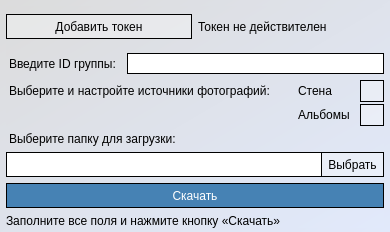
Qt form ui/main_window.ui (khaustova/vk-photos-parser) before a commit.
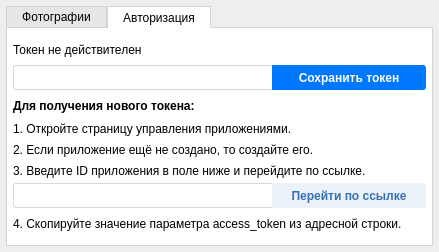
The same form after that commit. Icons and pictures are not drawn.

The edit to the form file:
```diff
--- a/ui/main_window.ui
+++ b/ui/main_window.ui
@@ -6,32 +6,81 @@
    <rect>
     <x>0</x>
     <y>0</y>
-    <width>390</width>
-    <height>232</height>
+    <width>439</width>
+    <height>252</height>
    </rect>
   </property>
   <property name="minimumSize">
    <size>
-    <width>390</width>
-    <height>232</height>
+    <width>0</width>
+    <height>0</height>
    </size>
   </property>
   <property name="maximumSize">
    <size>
-    <width>390</width>
-    <height>236</height>
+    <width>3900</width>
+    <height>2410</height>
    </size>
   </property>
   <property name="windowTitle">
    <string>MainWindow</string>
   </property>
   <property name="styleSheet">
-   <string notr="true">background-color: qlineargradient(spread:pad, x1:1, y1:1, x2:0, y2:0, stop:0 rgba(225, 233, 251, 255), stop:1 rgba(220, 220, 220, 255));</string>
+   <string notr="true">background-color: #edeef0;
+font-family: Arial;
+font-size: 12px;</string>
   </property>
   <widget class="QWidget" name="centralwidget">
+   <layout class="QVBoxLayout" name="verticalLayout_9">
+    <property name="spacing">
+     <number>0</number>
+    </property>
+    <property name="leftMargin">
+     <number>6</number>
+    </property>
+    <property name="topMargin">
+     <number>6</number>
+    </property>
+    <property name="rightMargin">
+     <number>6</number>
+    </property>
+    <property name="bottomMargin">
+     <number>6</number>
+    </property>
+    <item>
+     <widget class="QTabWidget" name="params_tabWidget">
+      <property name="styleSheet">
+       <string notr="true">QTabWidget::pane {
+  border: 1px solid lightgray;
+  top:-1px; 
+  background: rgb(245, 245, 245); 
+} 
+
+QTabBar::tab {
+  background: rgb(230, 230, 230); 
+  border: 1px solid lightgray; 
+  padding: 3px 15px;
+} 
+
+QTabBar::tab:selected { 
+  background: white; 
+  margin-bottom: -1px; 
+}</string>
+      </property>
+      <property name="currentIndex">
+       <number>1</number>
+      </property>
+      <widget class="QWidget" name="params_tabWidgetPage1" native="true">
+       <property name="styleSheet">
+        <string notr="true">border: none;
+background: white;</string>
+       </property>
+       <attribute name="title">
+        <string>Фотографии</string>
+       </attribute>
    <layout class="QVBoxLayout" name="verticalLayout_5">
     <property name="spacing">
-     <number>0</number>
+         <number>2</number>
     </property>
     <property name="leftMargin">
      <number>6</number>
@@ -43,63 +92,8 @@
      <number>6</number>
     </property>
     <property name="bottomMargin">
-     <number>4</number>
-    </property>
-    <item>
-     <widget class="QFrame" name="params_frame">
-      <layout class="QVBoxLayout" name="verticalLayout_4">
-       <property name="leftMargin">
-        <number>0</number>
-       </property>
-       <property name="topMargin">
-        <number>0</number>
-       </property>
-       <property name="rightMargin">
-        <number>0</number>
-       </property>
-       <property name="bottomMargin">
-        <number>0</number>
-       </property>
-       <item>
-        <layout class="QHBoxLayout" name="horizontalLayout">
-         <item>
-          <widget class="QPushButton" name="button_add_token">
-           <property name="cursor">
-            <cursorShape>PointingHandCursor</cursorShape>
-           </property>
-           <property name="styleSheet">
-            <string notr="true">QPushButton {
-background-color: rgba(255, 255, 255, 80);
-border: 1px solid black;
-padding: 3px 3px;
-height: 17px;
-}
-
-QPushButton:hover {
-background-color: rgba(255, 255, 255, 40);
-}
-
-QPushButton:pressed {
-background-color: rgba(255, 255, 255, 70);
-}</string>
-           </property>
-           <property name="text">
-            <string>Добавить токен</string>
-           </property>
-          </widget>
-         </item>
-         <item>
-          <widget class="QLabel" name="label_token_info">
-           <property name="styleSheet">
-            <string notr="true">background-color: transparent;</string>
-           </property>
-           <property name="text">
-            <string>Токен не действителен</string>
-           </property>
-          </widget>
-         </item>
-        </layout>
-       </item>
+         <number>6</number>
+        </property>
        <item>
         <layout class="QHBoxLayout" name="horizontalLayout_2">
          <item>
@@ -118,14 +112,22 @@
            <property name="minimumSize">
             <size>
              <width>0</width>
-             <height>21</height>
+              <height>0</height>
+             </size>
+            </property>
+            <property name="maximumSize">
+             <size>
+              <width>16777215</width>
+              <height>16777215</height>
             </size>
            </property>
            <property name="styleSheet">
             <string notr="true">QLineEdit {
 background-color: white;
-border: 1px solid black;
+border: 1px solid #d3d9de;
+border-radius: 3px;
 padding: 1px;
+height: 21px;
 }
 
 QLineEdit::focus {
@@ -145,6 +147,9 @@
          <property name="spacing">
           <number>6</number>
          </property>
+          <property name="topMargin">
+           <number>10</number>
+          </property>
          <item>
           <widget class="QLabel" name="label_select_sources">
            <property name="minimumSize">
@@ -155,7 +160,7 @@
            </property>
            <property name="styleSheet">
             <string notr="true">background-color: transparent;
-padding-top: 1px;
+padding-top: 2px;
 width: 210px;</string>
            </property>
            <property name="text">
@@ -185,15 +190,42 @@
                 </size>
                </property>
                <property name="styleSheet">
-                <string notr="true">background-color: transparent;</string>
+                 <string notr="true">QCheckBox{ 
+ background-color: transparent;
+}
+QCheckBox::indicator {
+border: 1px solid #d3d9de;
+border-radius: 3px;
+width: 15px;
+height: 15px;
+}
+QCheckBox::indicator:checked {
+border: 1px solid #d3d9de;
+color: white;
+background-color: #5181b8;
+image: url(:/icon/icons/check.png);
+}
+
+QCheckBox::indicator:checked::indicator {
+color: white;
+}</string>
                </property>
                <property name="text">
                 <string>Стена</string>
                </property>
+                <property name="iconSize">
+                 <size>
+                  <width>11</width>
+                  <height>16</height>
+                 </size>
+                </property>
               </widget>
              </item>
              <item>
-              <widget class="QPushButton" name="button_setting_wall">
+               <widget class="QPushButton" name="button_wall_settings">
+                <property name="enabled">
+                 <bool>false</bool>
+                </property>
                <property name="maximumSize">
                 <size>
                  <width>24</width>
@@ -205,9 +237,12 @@
                </property>
                <property name="styleSheet">
                 <string notr="true">QPushButton {
-background-color: rgba(255, 255, 255, 80);
-border: 1px solid black;
-padding: 3px 3px;
+background-color: #ebf2fa;
+color: 3770b1;
+border: none;
+font-weight: bold;
+padding: 3px;
+border-radius: 3px;
 }
 
 QPushButton:hover {
@@ -255,7 +290,25 @@
                 </size>
                </property>
                <property name="styleSheet">
-                <string notr="true">background-color: transparent;</string>
+                 <string notr="true">QCheckBox{ 
+ background-color: transparent;
+}
+QCheckBox::indicator {
+border: 1px solid #d3d9de;
+border-radius: 3px;
+width: 15px;
+height: 15px;
+}
+QCheckBox::indicator:checked {
+border: 1px solid #d3d9de;
+color: white;
+background-color: #5181b8;
+image: url(:/icon/icons/check.png);
+}
+
+QCheckBox::indicator:checked::indicator {
+color: white;
+}</string>
                </property>
                <property name="text">
                 <string>Альбомы</string>
@@ -263,7 +316,10 @@
               </widget>
              </item>
              <item>
-              <widget class="QPushButton" name="button_setting_album">
+               <widget class="QPushButton" name="button_album_settings">
+                <property name="enabled">
+                 <bool>false</bool>
+                </property>
                <property name="maximumSize">
                 <size>
                  <width>24</width>
@@ -275,9 +331,13 @@
                </property>
                <property name="styleSheet">
                 <string notr="true">QPushButton {
-background-color: rgba(255, 255, 255, 80);
-border: 1px solid black;
-padding: 3px 3px;
+background-color: #ebf2fa;
+color: 3770b1;
+border: none;
+font-weight: bold;
+padding: 3px;
+height: 20px;
+border-radius: 3px;
 }
 
 QPushButton:hover {
@@ -305,6 +365,9 @@
        </item>
        <item>
         <layout class="QVBoxLayout" name="verticalLayout">
+          <property name="spacing">
+           <number>0</number>
+          </property>
          <item>
           <widget class="QLabel" name="label_select_path">
            <property name="styleSheet">
@@ -314,6 +377,9 @@
            <property name="text">
             <string>Выберите папку для загрузки:</string>
            </property>
+            <property name="alignment">
+             <set>Qt::AlignBottom|Qt::AlignLeading|Qt::AlignLeft</set>
+            </property>
           </widget>
          </item>
          <item>
@@ -329,17 +395,24 @@
              <property name="minimumSize">
               <size>
                <width>0</width>
-               <height>21</height>
+                <height>0</height>
               </size>
              </property>
              <property name="styleSheet">
               <string notr="true">QLineEdit {
 background-color: white;
-border: 1px solid black;
+border: 1px solid #d3d9de;
 border-right: none;
 padding: 1px;
 height: 21px;
-}</string>
+border-radius: 3px;
+border-top-right-radius: none;
+}
+
+QLineEdit::disabled {
+color: black;
+}
+</string>
              </property>
             </widget>
            </item>
@@ -368,11 +441,16 @@
              </property>
              <property name="styleSheet">
               <string notr="true">QPushButton {
-background-color: rgba(255, 255, 255, 80);
-border: 1px solid black;
-padding: 3px;
-height: 17px;
-width: 55px;
+background-color: #ebf2fa;
+color: #3770b1;
+font-weight: bold;
+border: none;
+padding: 1px;
+height: 21px;
+width: 70px;
+padding: 2px;
+border-radius: 3px;
+border-top-left-radius: none;
 }
 
 QPushButton:hover {
@@ -404,11 +482,14 @@
            </property>
            <property name="styleSheet">
             <string notr="true">QPushButton {
-background-color: rgb(70, 130, 180);
+background-color: #0077FF;
 color: white;
-border: 1px solid black;
-padding: 3px 3px;
-height: 17px;
+border: none;
+font-weight: bold;
+padding: 3px;
+margin-top: 3px;
+height: 20px;
+border-radius: 3px;
 }
 
 QPushButton:hover {
@@ -430,16 +511,256 @@
             <string notr="true">background-color: transparent;</string>
            </property>
            <property name="text">
-            <string>Заполните все поля и нажмите кнопку «Скачать»</string>
+             <string>Подсказка: заполните все поля и нажмите кнопку «Скачать»</string>
            </property>
            <property name="alignment">
+             <set>Qt::AlignBottom|Qt::AlignLeading|Qt::AlignLeft</set>
+            </property>
+           </widget>
+          </item>
+         </layout>
+        </item>
+       </layout>
+      </widget>
+      <widget class="QWidget" name="tab_3">
+       <property name="styleSheet">
+        <string notr="true">border: none;
+background: white;</string>
+       </property>
+       <attribute name="title">
+        <string>Авторизация</string>
+       </attribute>
+       <layout class="QVBoxLayout" name="verticalLayout_7">
+        <property name="spacing">
+         <number>0</number>
+        </property>
+        <property name="leftMargin">
+         <number>6</number>
+        </property>
+        <property name="topMargin">
+         <number>6</number>
+        </property>
+        <property name="rightMargin">
+         <number>6</number>
+        </property>
+        <property name="bottomMargin">
+         <number>6</number>
+        </property>
+        <item>
+         <layout class="QVBoxLayout" name="verticalLayout_8">
+          <property name="spacing">
+           <number>0</number>
+          </property>
+          <property name="bottomMargin">
+           <number>0</number>
+          </property>
+          <item>
+           <widget class="QLabel" name="label_token_info">
+            <property name="styleSheet">
+             <string notr="true">background-color: transparent;</string>
+            </property>
+            <property name="text">
+             <string>Токен не действителен</string>
+            </property>
+           </widget>
+          </item>
+          <item>
+           <layout class="QHBoxLayout" name="horizontalLayout_7">
+            <property name="spacing">
+             <number>0</number>
+            </property>
+            <item>
+             <widget class="QLineEdit" name="line_edit_token">
+              <property name="minimumSize">
+               <size>
+                <width>0</width>
+                <height>0</height>
+               </size>
+              </property>
+              <property name="styleSheet">
+               <string notr="true">QLineEdit {
+background-color: white;
+border: 1px solid #d3d9de;
+border-right: none;
+padding: 1px;
+height: 21px;
+border-radius: 3px;
+border-top-right-radius: none;
+}
+
+QLineEdit::disabled {
+color: black;
+}
+</string>
+              </property>
+             </widget>
+            </item>
+            <item>
+             <widget class="QPushButton" name="button_save">
+              <property name="cursor">
+               <cursorShape>PointingHandCursor</cursorShape>
+              </property>
+              <property name="styleSheet">
+               <string notr="true">QPushButton {
+background-color: #0077FF;
+color: white;
+font-weight: bold;
+border: none;
+padding: 1px;
+height: 21px;
+width: 150px;
+padding: 2px;
+border-radius: 3px;
+border-top-left-radius: none;
+}
+
+QPushButton:hover {
+background-color: #1a85ff;
+}
+
+QPushButton:pressed {
+background-color: #5181b8;
+}</string>
+              </property>
+              <property name="text">
+               <string>Сохранить токен</string>
+              </property>
+             </widget>
+            </item>
+           </layout>
+          </item>
+          <item>
+           <widget class="QLabel" name="label">
+            <property name="styleSheet">
+             <string notr="true">font-weight: bold;</string>
+            </property>
+            <property name="text">
+             <string>Для получения нового токена:</string>
+            </property>
+            <property name="alignment">
             <set>Qt::AlignLeading|Qt::AlignLeft|Qt::AlignVCenter</set>
            </property>
           </widget>
          </item>
-        </layout>
-       </item>
-      </layout>
+          <item>
+           <layout class="QVBoxLayout" name="verticalLayout_4">
+            <property name="spacing">
+             <number>7</number>
+            </property>
+            <property name="bottomMargin">
+             <number>5</number>
+            </property>
+            <item>
+             <widget class="QLabel" name="label_step_1">
+              <property name="styleSheet">
+               <string notr="true"/>
+              </property>
+              <property name="text">
+               <string>1. Откройте страницу управления приложениями.</string>
+              </property>
+             </widget>
+            </item>
+            <item>
+             <widget class="QLabel" name="label_step_4">
+              <property name="sizePolicy">
+               <sizepolicy hsizetype="Preferred" vsizetype="Fixed">
+                <horstretch>0</horstretch>
+                <verstretch>0</verstretch>
+               </sizepolicy>
+              </property>
+              <property name="text">
+               <string>2. Если приложение ещё не создано, то создайте его.</string>
+              </property>
+             </widget>
+            </item>
+            <item>
+             <widget class="QLabel" name="label_2">
+              <property name="text">
+               <string>3. Введите ID приложения в поле ниже и перейдите по ссылке.</string>
+              </property>
+             </widget>
+            </item>
+           </layout>
+          </item>
+          <item>
+           <layout class="QHBoxLayout" name="horizontalLayout">
+            <property name="spacing">
+             <number>0</number>
+            </property>
+            <item>
+             <widget class="QLineEdit" name="line_edit_client_id">
+              <property name="minimumSize">
+               <size>
+                <width>0</width>
+                <height>21</height>
+               </size>
+              </property>
+              <property name="styleSheet">
+               <string notr="true">QLineEdit {
+background-color: white;
+border: 1px solid #d3d9de;
+border-right: none;
+padding: 1px;
+height: 21px;
+border-radius: 3px;
+border-top-right-radius: none;
+}
+
+QLineEdit::disabled {
+color: black;
+}
+</string>
+              </property>
+             </widget>
+            </item>
+            <item>
+             <widget class="QPushButton" name="button_get_token">
+              <property name="cursor">
+               <cursorShape>PointingHandCursor</cursorShape>
+              </property>
+              <property name="styleSheet">
+               <string notr="true">QPushButton {
+background-color: #ebf2fa;
+color: #3770b1;
+font-weight: bold;
+border: none;
+padding: 1px;
+height: 21px;
+width: 150px;
+padding: 2px;
+border-radius: 3px;
+border-top-left-radius: none;
+}
+
+QPushButton:hover {
+background-color: #dfeaf6;
+}
+
+QPushButton:pressed {
+background-color: #d5e2f1;
+}</string>
+              </property>
+              <property name="text">
+               <string>Перейти по ссылке</string>
+              </property>
+             </widget>
+            </item>
+           </layout>
+          </item>
+          <item>
+           <widget class="QLabel" name="label_step_5">
+            <property name="text">
+             <string>4. Скопируйте значение параметра access_token из адресной строки.</string>
+            </property>
+            <property name="alignment">
+             <set>Qt::AlignLeading|Qt::AlignLeft|Qt::AlignVCenter</set>
+            </property>
+           </widget>
+          </item>
+         </layout>
+        </item>
+       </layout>
+      </widget>
      </widget>
     </item>
    </layout>
```
Left out of the diff: 30 changed lines with no effect on the pictures. Lines whose indentation alone changed are shown as unchanged.
